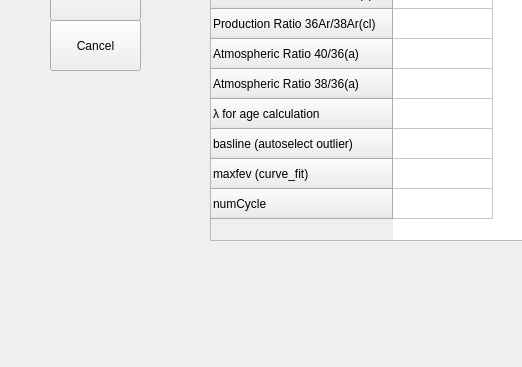
The window that UI/ParameterSetting.ui (AndrewLiu0725/pyADR) describes before a commit, drawn with Qt 5; both pictures show x 0 to 522 and y 330 to 697 of the 800 by 697 pixel window.
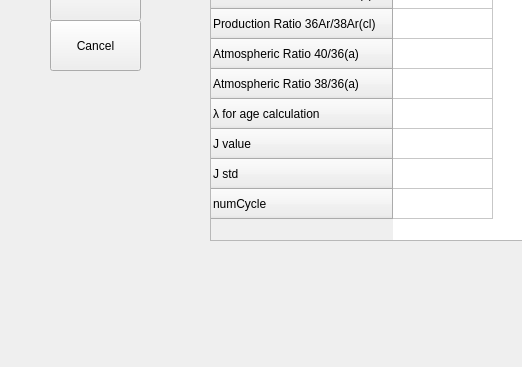
The same window after the commit.

Diff of the .ui file:
```diff
--- a/UI/ParameterSetting.ui
+++ b/UI/ParameterSetting.ui
@@ -65,12 +65,12 @@
     </row>
     <row>
      <property name="text">
-      <string>basline (autoselect outlier)</string>
+      <string>J value</string>
      </property>
     </row>
     <row>
      <property name="text">
-      <string>maxfev (curve_fit)</string>
+      <string>J std</string>
      </property>
     </row>
     <row>
```
